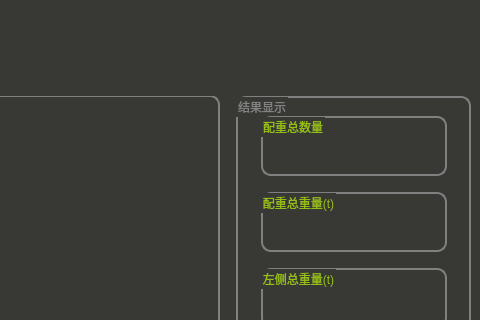
Old version of the form Project_UI/CrawlerCraneCounterweightDetection/form.ui in the repository ZHULIII/CrawlerCraneCounterweightDetection; both pictures show x 800 to 1280 and y 0 to 320 of the 1280 by 768 pixel window.
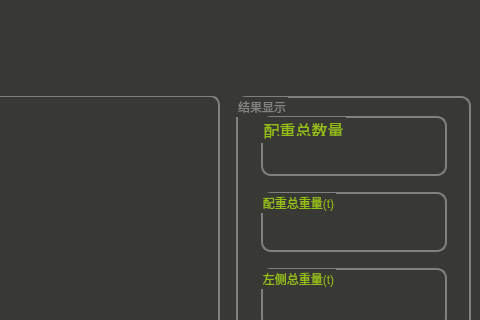
New version of the form. Icons and pictures are not drawn.

What changed in the file:
```diff
--- a/Project_UI/CrawlerCraneCounterweightDetection/form.ui
+++ b/Project_UI/CrawlerCraneCounterweightDetection/form.ui
@@ -2022,6 +2022,14 @@
                   <height>60</height>
                  </size>
                 </property>
+                <property name="font">
+                 <font>
+                  <family>Microsoft YaHei UI</family>
+                  <pointsize>12</pointsize>
+                  <italic>false</italic>
+                  <bold>false</bold>
+                 </font>
+                </property>
                 <property name="styleSheet">
                  <string notr="true">color: rgb(151, 190, 21);
 font: 14pt &quot;Microsoft YaHei UI&quot;;</string>
```
Left out of the diff: 10 changed lines with no effect on the pictures.
